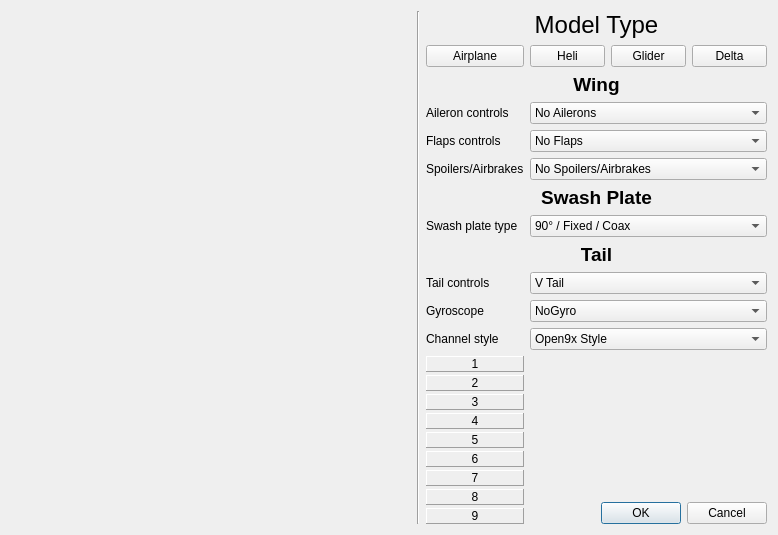
roberto1903/companion9x, file src/modelconfigdialog.ui: the form before one commit.
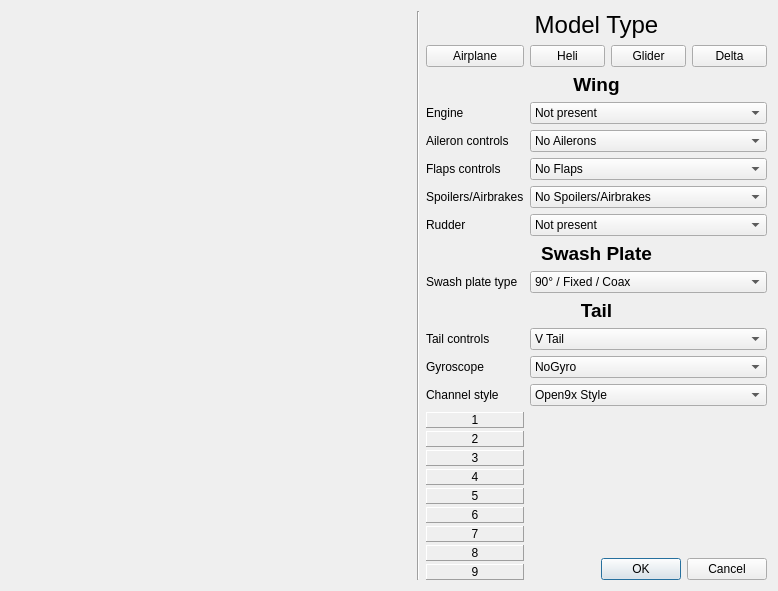
The form after the commit. Icons and pictures are not drawn.

What changed in the file:
```diff
--- a/src/modelconfigdialog.ui
+++ b/src/modelconfigdialog.ui
@@ -6,8 +6,8 @@
    <rect>
     <x>0</x>
     <y>0</y>
-    <width>747</width>
-    <height>468</height>
+    <width>759</width>
+    <height>503</height>
    </rect>
   </property>
   <property name="sizePolicy">
@@ -30,7 +30,14 @@
     <normaloff>:/images/configure.png</normaloff>:/images/configure.png</iconset>
   </property>
   <layout class="QGridLayout" name="gridLayout_2" columnstretch="0,0,1,1,1,1">
-   <item row="0" column="0" rowspan="13">
+   <item row="3" column="2">
+    <widget class="QLabel" name="engine_Label">
+     <property name="text">
+      <string>Engine</string>
+     </property>
+    </widget>
+   </item>
+   <item row="0" column="0" rowspan="15">
     <layout class="QGridLayout" name="gridLayout">
      <property name="spacing">
       <number>0</number>
@@ -118,7 +125,7 @@
      </item>
     </layout>
    </item>
-   <item row="0" column="1" rowspan="13">
+   <item row="0" column="1" rowspan="15">
     <widget class="Line" name="line">
      <property name="orientation">
       <enum>Qt::Vertical</enum>
@@ -214,7 +221,7 @@
      </property>
     </widget>
    </item>
-   <item row="3" column="2">
+   <item row="4" column="2">
     <widget class="QLabel" name="ailType_Label">
      <property name="sizePolicy">
       <sizepolicy hsizetype="MinimumExpanding" vsizetype="MinimumExpanding">
@@ -227,7 +234,7 @@
      </property>
     </widget>
    </item>
-   <item row="3" column="3" colspan="3">
+   <item row="4" column="3" colspan="3">
     <widget class="QComboBox" name="ailType_CB">
      <item>
       <property name="text">
@@ -251,7 +258,7 @@
      </item>
     </widget>
    </item>
-   <item row="4" column="2">
+   <item row="5" column="2">
     <widget class="QLabel" name="flapsType_Label">
      <property name="sizePolicy">
       <sizepolicy hsizetype="MinimumExpanding" vsizetype="MinimumExpanding">
@@ -264,7 +271,7 @@
      </property>
     </widget>
    </item>
-   <item row="4" column="3" colspan="3">
+   <item row="5" column="3" colspan="3">
     <widget class="QComboBox" name="flapsType_CB">
      <item>
       <property name="text">
@@ -283,14 +290,14 @@
      </item>
     </widget>
    </item>
-   <item row="5" column="2">
+   <item row="6" column="2">
     <widget class="QLabel" name="spoilersLabel">
      <property name="text">
       <string>Spoilers/Airbrakes</string>
      </property>
     </widget>
    </item>
-   <item row="5" column="3" colspan="3">
+   <item row="6" column="3" colspan="3">
     <widget class="QComboBox" name="spoilersType_CB">
      <item>
       <property name="text">
@@ -309,7 +316,7 @@
      </item>
     </widget>
    </item>
-   <item row="6" column="2" colspan="4">
+   <item row="8" column="2" colspan="4">
     <widget class="QLabel" name="spLabel">
      <property name="sizePolicy">
       <sizepolicy hsizetype="MinimumExpanding" vsizetype="MinimumExpanding">
@@ -332,14 +339,14 @@
      </property>
     </widget>
    </item>
-   <item row="7" column="2">
+   <item row="9" column="2">
     <widget class="QLabel" name="sp_Label">
      <property name="text">
       <string>Swash plate type</string>
      </property>
     </widget>
    </item>
-   <item row="7" column="3" colspan="3">
+   <item row="9" column="3" colspan="3">
     <widget class="QComboBox" name="swashType_CB">
      <item>
       <property name="text">
@@ -363,7 +370,7 @@
      </item>
     </widget>
    </item>
-   <item row="8" column="2" colspan="4">
+   <item row="10" column="2" colspan="4">
     <widget class="QLabel" name="tailLabel">
      <property name="sizePolicy">
       <sizepolicy hsizetype="MinimumExpanding" vsizetype="MinimumExpanding">
@@ -386,7 +393,7 @@
      </property>
     </widget>
    </item>
-   <item row="9" column="2">
+   <item row="11" column="2">
     <widget class="QLabel" name="tailType_Label">
      <property name="sizePolicy">
       <sizepolicy hsizetype="MinimumExpanding" vsizetype="MinimumExpanding">
@@ -399,7 +406,7 @@
      </property>
     </widget>
    </item>
-   <item row="9" column="3" colspan="3">
+   <item row="11" column="3" colspan="3">
     <widget class="QComboBox" name="tailType_CB">
      <item>
       <property name="text">
@@ -418,14 +425,14 @@
      </item>
     </widget>
    </item>
-   <item row="10" column="2">
+   <item row="12" column="2">
     <widget class="QLabel" name="gyroType_Label">
      <property name="text">
       <string>Gyroscope</string>
      </property>
     </widget>
    </item>
-   <item row="10" column="3" colspan="3">
+   <item row="12" column="3" colspan="3">
     <widget class="QComboBox" name="gyro_CB">
      <item>
       <property name="text">
@@ -444,14 +451,14 @@
      </item>
     </widget>
    </item>
-   <item row="11" column="2">
+   <item row="13" column="2">
     <widget class="QLabel" name="chassign_Label">
      <property name="text">
       <string>Channel style</string>
      </property>
     </widget>
    </item>
-   <item row="11" column="3" colspan="3">
+   <item row="13" column="3" colspan="3">
     <widget class="QComboBox" name="chStyle_CB">
      <item>
       <property name="text">
@@ -465,7 +472,7 @@
      </item>
     </widget>
    </item>
-   <item row="12" column="2">
+   <item row="14" column="2">
     <layout class="QGridLayout" name="gridLayout_3" rowstretch="1,0,0,0,0,0,0,0,0,0">
      <property name="spacing">
       <number>3</number>
@@ -629,7 +636,7 @@
      </item>
     </layout>
    </item>
-   <item row="12" column="3" colspan="3">
+   <item row="14" column="3" colspan="3">
     <layout class="QGridLayout" name="gridLayout_4">
      <item row="0" column="0">
       <spacer name="verticalSpacer_3">
@@ -675,6 +682,46 @@
      </property>
     </widget>
    </item>
+   <item row="3" column="3" colspan="3">
+    <widget class="QComboBox" name="engine_CB">
+     <item>
+      <property name="text">
+       <string>Not present</string>
+      </property>
+     </item>
+     <item>
+      <property name="text">
+       <string>Present</string>
+      </property>
+     </item>
+    </widget>
+   </item>
+   <item row="7" column="2">
+    <widget class="QLabel" name="rudder_Label">
+     <property name="text">
+      <string>Rudder</string>
+     </property>
+    </widget>
+   </item>
+   <item row="7" column="3" colspan="3">
+    <widget class="QComboBox" name="rudder_CB">
+     <item>
+      <property name="text">
+       <string>Not present</string>
+      </property>
+     </item>
+     <item>
+      <property name="text">
+       <string>Single rudder</string>
+      </property>
+     </item>
+     <item>
+      <property name="text">
+       <string>Dual rudder (with 2 servos)</string>
+      </property>
+     </item>
+    </widget>
+   </item>
   </layout>
  </widget>
  <resources>
```
Left out of the diff: 2 changed lines with no effect on the pictures.
